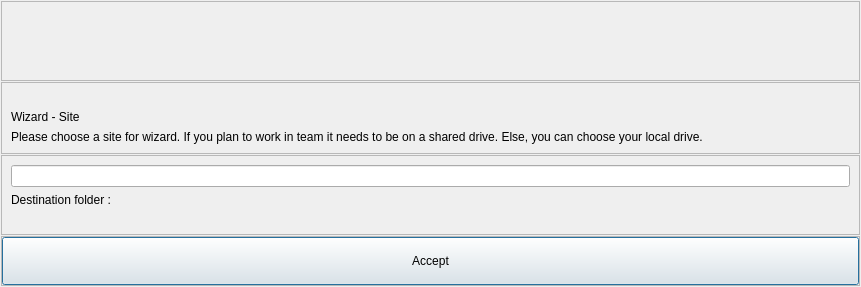
This is App/work/ui_files/site_selection_dialog.ui in Wizard-collab/Wizard as Qt 5 draws it before an edit. The edited form follows.
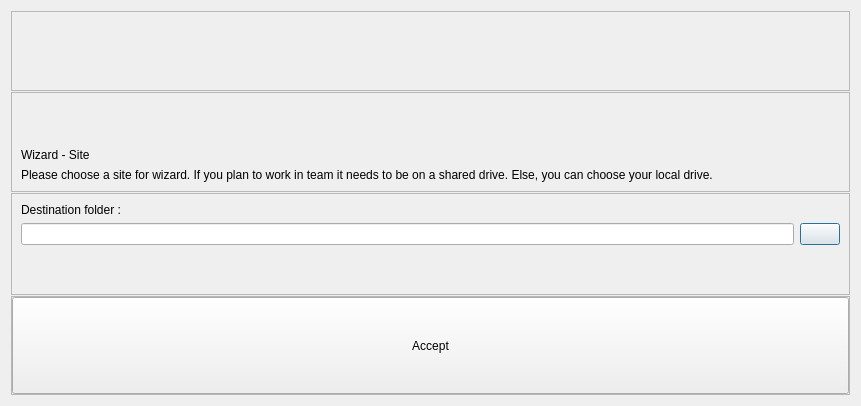
This is the edited form.

Commit message:
Add to 'site_selection_dialog.py' a folder button
It triggers the os file explorer and let the user choose a destination folder more easily.

What changed in the file:
```diff
--- a/App/work/ui_files/site_selection_dialog.ui
+++ b/App/work/ui_files/site_selection_dialog.ui
@@ -7,28 +7,13 @@
     <x>0</x>
     <y>0</y>
     <width>861</width>
-    <height>287</height>
+    <height>406</height>
    </rect>
   </property>
   <property name="windowTitle">
    <string>Dialog</string>
   </property>
-  <layout class="QHBoxLayout" name="horizontalLayout">
-   <property name="spacing">
-    <number>1</number>
-   </property>
-   <property name="leftMargin">
-    <number>1</number>
-   </property>
-   <property name="topMargin">
-    <number>1</number>
-   </property>
-   <property name="rightMargin">
-    <number>1</number>
-   </property>
-   <property name="bottomMargin">
-    <number>1</number>
-   </property>
+  <layout class="QHBoxLayout" name="horizontalLayout_4">
    <item>
     <layout class="QVBoxLayout" name="verticalLayout">
      <property name="spacing">
@@ -138,9 +123,6 @@
         <enum>QFrame::Raised</enum>
        </property>
        <layout class="QVBoxLayout" name="verticalLayout_3">
-        <item>
-         <widget class="QLineEdit" name="site_lineEdit"/>
-        </item>
         <item>
          <widget class="QLabel" name="site_destination_label">
           <property name="text">
@@ -148,6 +130,26 @@
           </property>
          </widget>
         </item>
+        <item>
+         <layout class="QHBoxLayout" name="horizontalLayout">
+          <item>
+           <widget class="QLineEdit" name="site_lineEdit"/>
+          </item>
+          <item>
+           <widget class="QPushButton" name="openExplorer_pushButton">
+            <property name="cursor">
+             <cursorShape>PointingHandCursor</cursorShape>
+            </property>
+            <property name="toolTip">
+             <string>Choose a destination folder</string>
+            </property>
+            <property name="text">
+             <string/>
+            </property>
+           </widget>
+          </item>
+         </layout>
+        </item>
         <item>
          <spacer name="verticalSpacer_2">
           <property name="orientation">
```
The commit also changes 2 other files.
